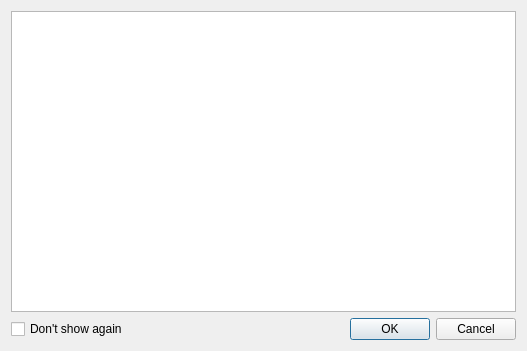
The window that SQLiteStudio3/guiSQLiteStudio/dialogs/ddlpreviewdialog.ui (pawelsalawa/sqlitestudio) describes before a commit, drawn with Qt 5.
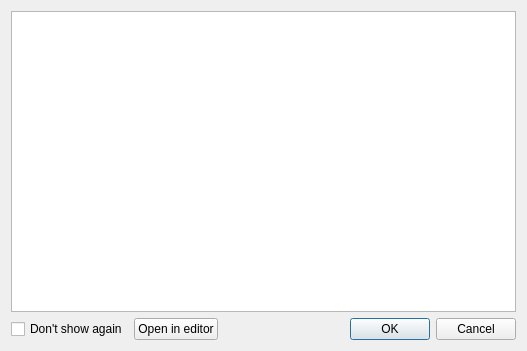
The same window after the commit. Custom widgets are drawn as their Qt base class.

Commit message: #4539 Added the Open In Editor button to DDL preview dialog.

What changed in the file:
```diff
--- a/SQLiteStudio3/guiSQLiteStudio/dialogs/ddlpreviewdialog.ui
+++ b/SQLiteStudio3/guiSQLiteStudio/dialogs/ddlpreviewdialog.ui
@@ -43,6 +43,16 @@
         </property>
        </widget>
       </item>
+      <item>
+       <widget class="QPushButton" name="openInEditorBtn">
+        <property name="toolTip">
+         <string>Opens the DDL in the SQL Editor without executing it.</string>
+        </property>
+        <property name="text">
+         <string>Open in editor</string>
+        </property>
+       </widget>
+      </item>
       <item>
        <widget class="QDialogButtonBox" name="buttonBox">
         <property name="orientation">
```
Left out of the diff: 4 changed lines with no effect on the pictures. The commit also changes 3 other files.
